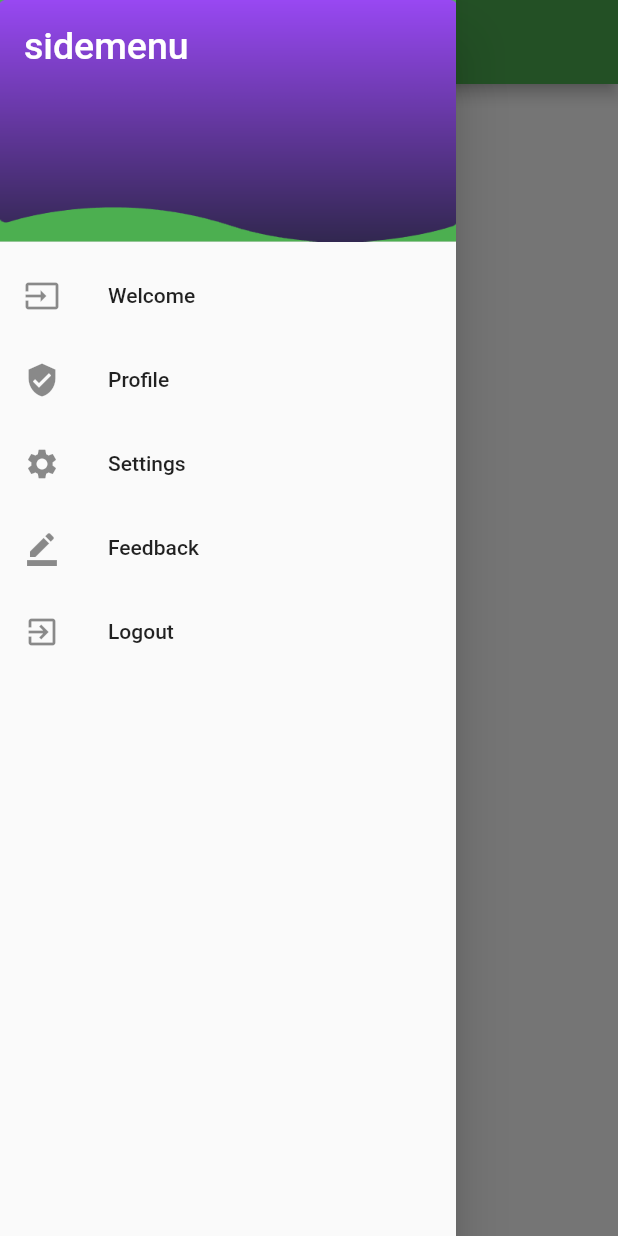
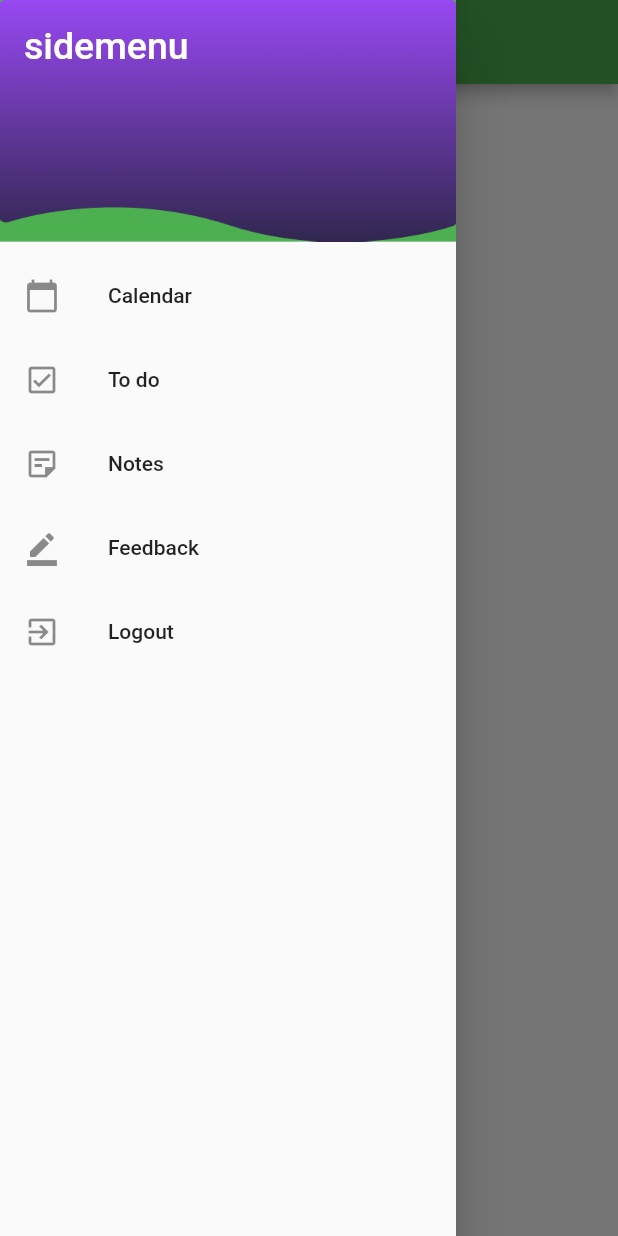
Before and after one commit to JesusVal/Calendar.io, a Flutter app: the Home screen opened directly, with the side drawer open, on a phone screen of 412 x 824 dp. Run offline on Flutter 3.47's test engine with Material 2 defaults, Android fonts, the phone set to English and light mode, and no system bars; our stand-ins replace firebase_auth, firebase_core, rxdart; accounts and stored records are empty.

Commit message:
Icon and labes modifications

```diff
--- a/lib/Views/Calendar/side_menu.dart
+++ b/lib/Views/Calendar/side_menu.dart
@@ -23,18 +23,18 @@ class SideMenu extends StatelessWidget {
                     image: AssetImage('assets/images/background.png'))),
           ),
           ListTile(
-            leading: Icon(Icons.input),
-            title: Text('Welcome'),
+            leading: Icon(Icons.calendar_today),
+            title: Text('Calendar'),
             onTap: () => {},
           ),
           ListTile(
-            leading: Icon(Icons.verified_user),
-            title: Text('Profile'),
+            leading: Icon(Icons.check_box_outlined),
+            title: Text('To do'),
             onTap: () => {Navigator.of(context).pop()},
           ),
           ListTile(
-            leading: Icon(Icons.settings),
-            title: Text('Settings'),
+            leading: Icon(Icons.sticky_note_2_outlined),
+            title: Text('Notes'),
             onTap: () => {Navigator.of(context).pop()},
           ),
           ListTile(
--- a/pubspec.yaml
+++ b/pubspec.yaml
@@ -39,7 +39,12 @@ dependencies:
 dev_dependencies:
   flutter_test:
     sdk: flutter
+  flutter_launcher_icons: ^0.8.1
 
+flutter_icons:
+  image_path: "assets/images/icon/appicon.png"
+  android: true
+  ios: true
 # For information on the generic Dart part of this file, see the
 # following page: https://dart.dev/tools/pub/pubspec
 
```
Also changed, not shown: assets/images/icon/appicon.png (added), pubspec.lock, 22 other files.
